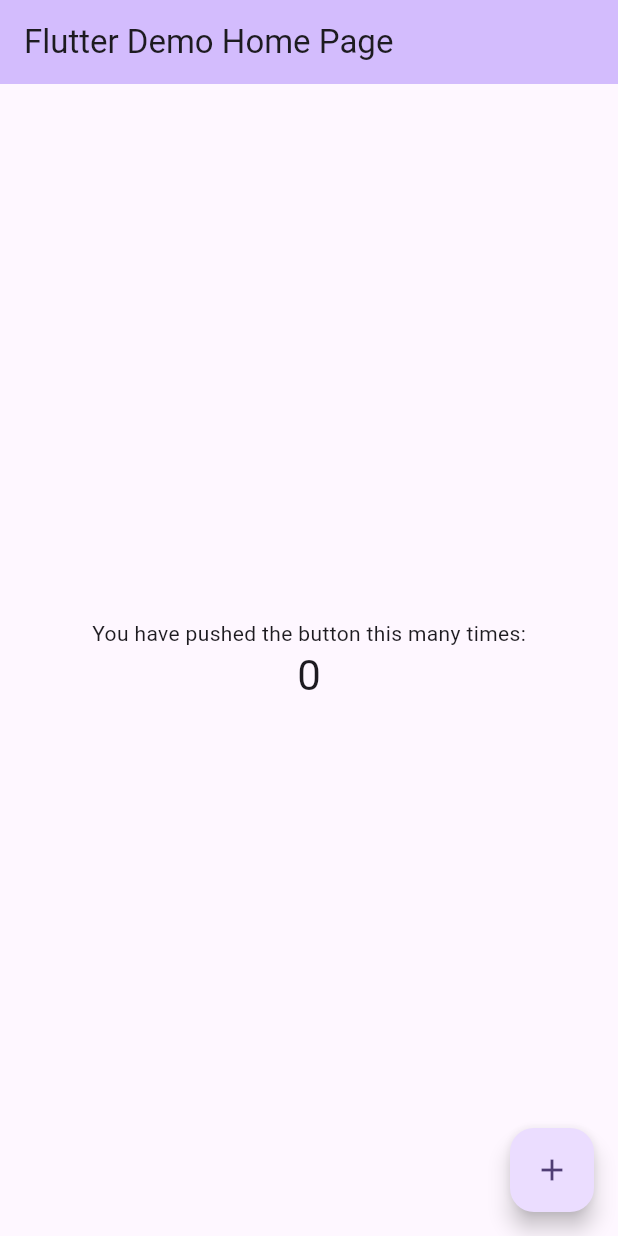
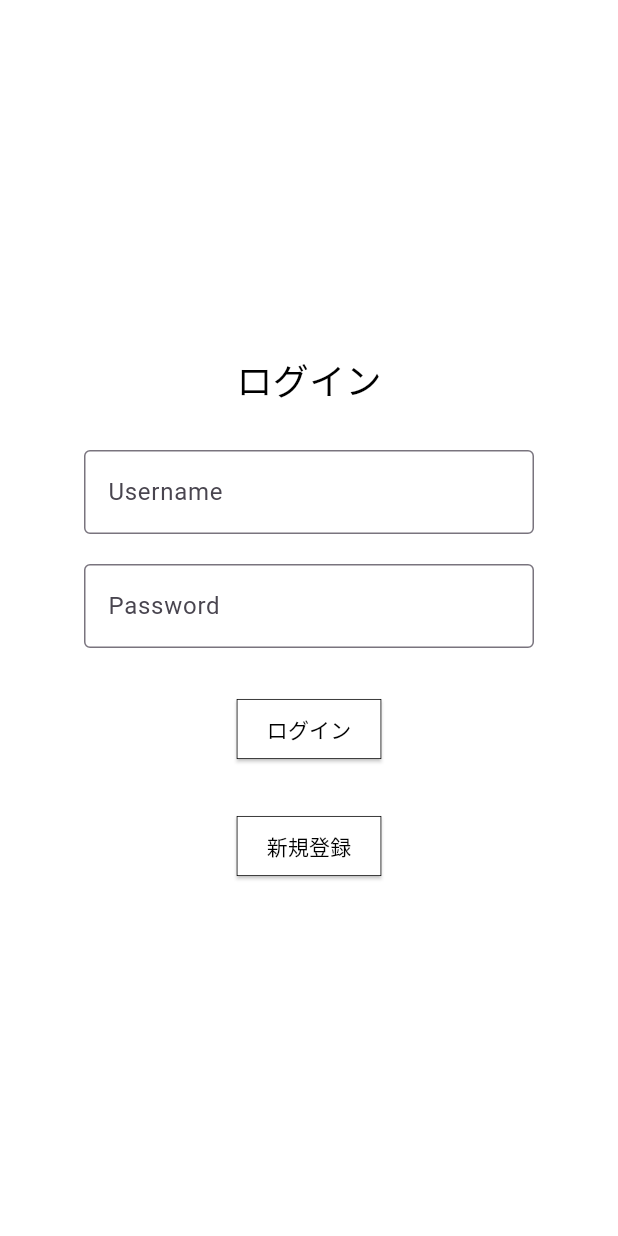
Before and after one commit to Tech-c2024/chat, a Flutter app: the screen it shows after launch, on a phone screen of 412 x 824 dp. Run offline on Flutter 3.47's test engine with Material 3 defaults, Android fonts, the phone set to English and light mode, and no system bars.

Commit message:
created login_page.dart

```diff
--- /dev/null
+++ b/lib/login_page.dart
@@ -0,0 +1,72 @@
+import 'package:flutter/material.dart';
+
+class LoginPage extends StatelessWidget {
+  const LoginPage({Key? key}) : super(key: key);
+
+  void onPressed() {
+    print('Button pressed');
+  }
+
+  @override
+  Widget build(BuildContext context) {
+    return Scaffold(
+      body: Center(
+        child: Column(
+          mainAxisAlignment: MainAxisAlignment.center,
+          crossAxisAlignment: CrossAxisAlignment.center,
+          children: <Widget>[
+            Text(
+              'ログイン',
+              style: TextStyle(
+                fontSize: 24,
+                color: Colors.black,
+              ),
+            ),
+            SizedBox(height: 30),
+            Container(
+              width: 300,
+              child: TextFormField(
+                decoration: InputDecoration(
+                    labelText: 'Username', border: OutlineInputBorder()),
+              ),
+            ),
+            SizedBox(height: 20),
+            Container(
+              width: 300,
+              child: TextFormField(
+                decoration: InputDecoration(
+                    labelText: 'Password', border: OutlineInputBorder()),
+              ),
+            ),
+            SizedBox(height: 30),
+            ElevatedButton(
+                onPressed: () {},
+                style: ElevatedButton.styleFrom(
+                  backgroundColor: Colors.white,
+                  foregroundColor: Colors.black,
+                  side: BorderSide(color: Colors.black, width: 0.5),
+                  padding: EdgeInsets.symmetric(horizontal: 20, vertical: 10),
+                  shape: RoundedRectangleBorder(
+                    borderRadius: BorderRadius.zero,
+                  ),
+                ),
+                child: Text('ログイン')),
+            SizedBox(height: 30),
+            ElevatedButton(
+                onPressed: () {},
+                style: ElevatedButton.styleFrom(
+                  backgroundColor: Colors.white,
+                  foregroundColor: Colors.black,
+                  side: BorderSide(color: Colors.black, width: 0.5),
+                  padding: EdgeInsets.symmetric(horizontal: 20, vertical: 10),
+                  shape: RoundedRectangleBorder(
+                    borderRadius: BorderRadius.zero,
+                  ),
+                ),
+                child: Text('新規登録')),
+          ],
+        ),
+      ),
+    );
+  }
+}
--- a/lib/main.dart
+++ b/lib/main.dart
@@ -1,125 +1,12 @@
 import 'package:flutter/material.dart';
+import 'package:temp_project/login_page.dart';
 
 void main() {
-  runApp(const MyApp());
+  runApp(
+    MaterialApp(
+        theme: ThemeData(
+          scaffoldBackgroundColor: Colors.white,
+        ),
+        home: const LoginPage()),
+  );
 }
-
-class MyApp extends StatelessWidget {
-  const MyApp({super.key});
-
-  // This widget is the root of your application.
-  @override
-  Widget build(BuildContext context) {
-    return MaterialApp(
-      title: 'Flutter Demo',
-      theme: ThemeData(
-        // This is the theme of your application.
-        //
-        // TRY THIS: Try running your application with "flutter run". You'll see
-        // the application has a purple toolbar. Then, without quitting the app,
-        // try changing the seedColor in the colorScheme below to Colors.green
-        // and then invoke "hot reload" (save your changes or press the "hot
-        // reload" button in a Flutter-supported IDE, or press "r" if you used
-        // the command line to start the app).
-        //
-        // Notice that the counter didn't reset back to zero; the application
-        // state is not lost during the reload. To reset the state, use hot
-        // restart instead.
-        //
-        // This works for code too, not just values: Most code changes can be
-        // tested with just a hot reload.
-        colorScheme: ColorScheme.fromSeed(seedColor: Colors.deepPurple),
-        useMaterial3: true,
-      ),
-      home: const MyHomePage(title: 'Flutter Demo Home Page'),
-    );
-  }
-}
-
-class MyHomePage extends StatefulWidget {
-  const MyHomePage({super.key, required this.title});
-
-  // This widget is the home page of your application. It is stateful, meaning
-  // that it has a State object (defined below) that contains fields that affect
-  // how it looks.
-
-  // This class is the configuration for the state. It holds the values (in this
-  // case the title) provided by the parent (in this case the App widget) and
-  // used by the build method of the State. Fields in a Widget subclass are
-  // always marked "final".
-
-  final String title;
-
-  @override
-  State<MyHomePage> createState() => _MyHomePageState();
-}
-
-class _MyHomePageState extends State<MyHomePage> {
-  int _counter = 0;
-
-  void _incrementCounter() {
-    setState(() {
-      // This call to setState tells the Flutter framework that something has
-      // changed in this State, which causes it to rerun the build method below
-      // so that the display can reflect the updated values. If we changed
-      // _counter without calling setState(), then the build method would not be
-      // called again, and so nothing would appear to happen.
-      _counter++;
-    });
-  }
-
-  @override
-  Widget build(BuildContext context) {
-    // This method is rerun every time setState is called, for instance as done
-    // by the _incrementCounter method above.
-    //
-    // The Flutter framework has been optimized to make rerunning build methods
-    // fast, so that you can just rebuild anything that needs updating rather
-    // than having to individually change instances of widgets.
-    return Scaffold(
-      appBar: AppBar(
-        // TRY THIS: Try changing the color here to a specific color (to
-        // Colors.amber, perhaps?) and trigger a hot reload to see the AppBar
-        // change color while the other colors stay the same.
-        backgroundColor: Theme.of(context).colorScheme.inversePrimary,
-        // Here we take the value from the MyHomePage object that was created by
-        // the App.build method, and use it to set our appbar title.
-        title: Text(widget.title),
-      ),
-      body: Center(
-        // Center is a layout widget. It takes a single child and positions it
-        // in the middle of the parent.
-        child: Column(
-          // Column is also a layout widget. It takes a list of children and
-          // arranges them vertically. By default, it sizes itself to fit its
-          // children horizontally, and tries to be as tall as its parent.
-          //
-          // Column has various properties to control how it sizes itself and
-          // how it positions its children. Here we use mainAxisAlignment to
-          // center the children vertically; the main axis here is the vertical
-          // axis because Columns are vertical (the cross axis would be
-          // horizontal).
-          //
-          // TRY THIS: Invoke "debug painting" (choose the "Toggle Debug Paint"
-          // action in the IDE, or press "p" in the console), to see the
-          // wireframe for each widget.
-          mainAxisAlignment: MainAxisAlignment.center,
-          children: <Widget>[
-            const Text(
-              'You have pushed the button this many times:',
-            ),
-            Text(
-              '$_counter',
-              style: Theme.of(context).textTheme.headlineMedium,
-            ),
-          ],
-        ),
-      ),
-      floatingActionButton: FloatingActionButton(
-        onPressed: _incrementCounter,
-        tooltip: 'Increment',
-        child: const Icon(Icons.add),
-      ), // This trailing comma makes auto-formatting nicer for build methods.
-    );
-  }
-}
```
